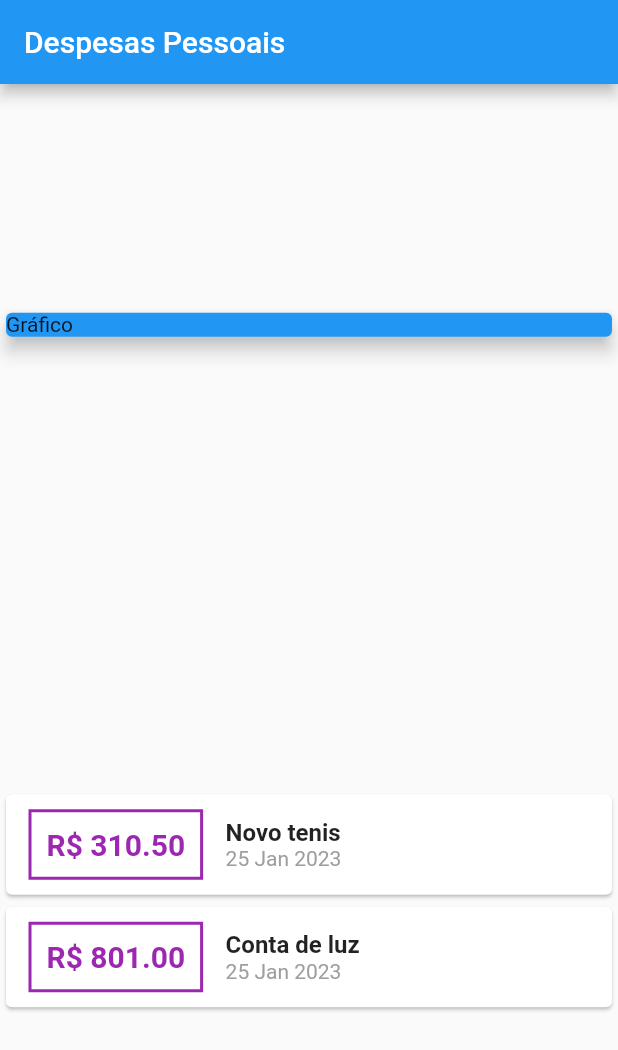
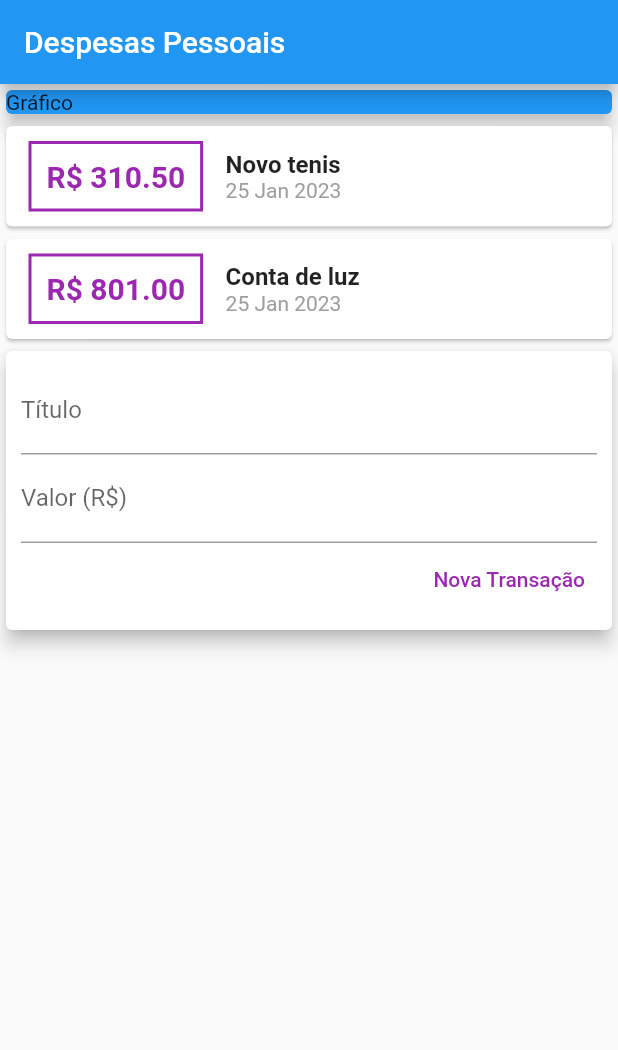
Before and after one commit to filipewb/expensesFlutter, a Flutter app: the screen it shows after launch, on a phone screen of 412 x 824 dp. Shown: the top 1050 px of the screen. Run offline on Flutter 3.47's test engine with Material 2 defaults, Android fonts, the phone set to English and light mode, and no system bars.

Commit message:
adjust itens for show in the screen and add button

```diff
--- a/lib/main.dart
+++ b/lib/main.dart
@@ -34,7 +34,6 @@ class MyHomePage extends StatelessWidget {
         title: Text('Despesas Pessoais'),
       ),
       body: Column(
-        mainAxisAlignment: MainAxisAlignment.spaceAround,
         crossAxisAlignment: CrossAxisAlignment.stretch,
         children: <Widget>[
           Container(
@@ -91,6 +90,38 @@ class MyHomePage extends StatelessWidget {
                 ),
               );
             }).toList(),
+          ),
+          Card(
+            elevation: 5,
+            child: Padding(
+              padding: const EdgeInsets.all(10),
+              child: Column(
+                children: <Widget>[
+                  TextField(
+                    decoration: InputDecoration(
+                      labelText: 'Título',
+                    ),
+                  ),
+                  TextField(
+                    decoration: InputDecoration(
+                      labelText: 'Valor (R\$)',
+                    ),
+                  ),
+                  Row(
+                    mainAxisAlignment: MainAxisAlignment.end,
+                    children: [
+                      TextButton(
+                        onPressed: () {},
+                        child: Text('Nova Transação'),
+                        style: TextButton.styleFrom(
+                          foregroundColor: Colors.purple,
+                        ),
+                      ),
+                    ],
+                  )
+                ],
+              ),
+            ),
           )
         ],
       ),
```
